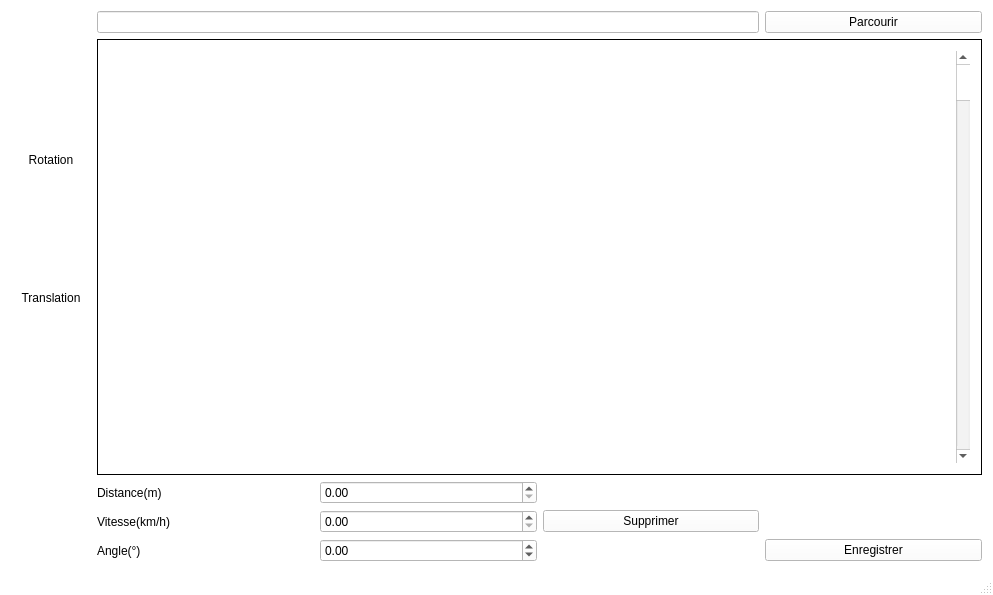
Old version of the form animation.ui in the repository KeoRen/XPlaneObjAnimate.
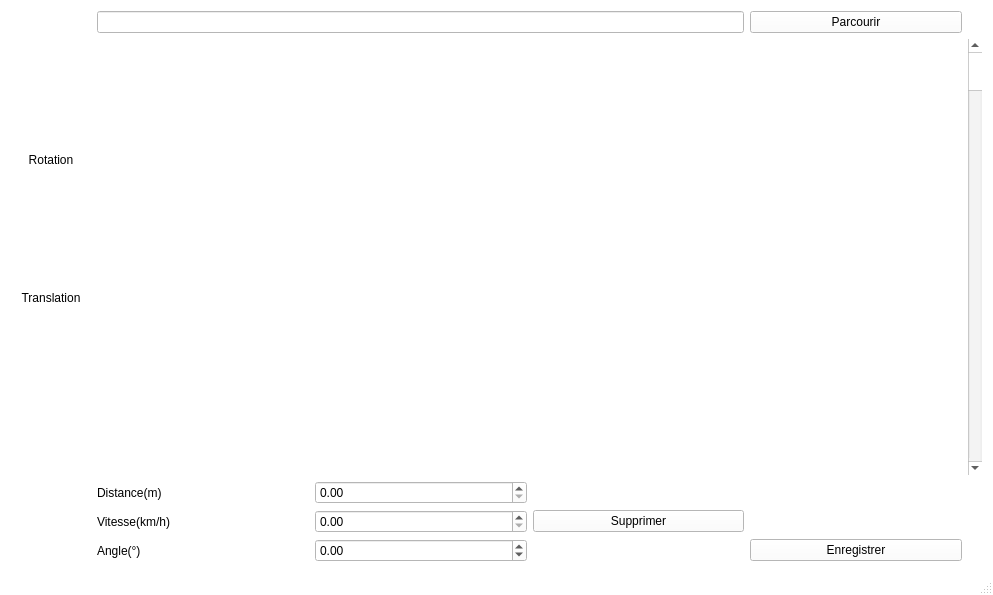
New version of the form. Icons and pictures are not drawn.

Patch:
```diff
--- a/animation.ui
+++ b/animation.ui
@@ -457,19 +457,8 @@
   </property>
   <widget class="QWidget" name="centralWidget">
    <layout class="QGridLayout" name="gridLayout">
-    <item row="5" column="3">
-     <widget class="QPushButton" name="supprimer">
-      <property name="text">
-       <string>Supprimer</string>
-      </property>
-     </widget>
-    </item>
-    <item row="4" column="2">
-     <widget class="QDoubleSpinBox" name="dist">
-      <property name="maximum">
-       <double>10000.000000000000000</double>
-      </property>
-     </widget>
+    <item row="0" column="1" colspan="3">
+     <widget class="QLineEdit" name="edtFile"/>
     </item>
     <item row="5" column="1">
      <widget class="QLabel" name="label_2">
@@ -478,6 +467,52 @@
       </property>
      </widget>
     </item>
+    <item row="5" column="2">
+     <widget class="QDoubleSpinBox" name="vit">
+      <property name="maximum">
+       <double>5000000.000000000000000</double>
+      </property>
+     </widget>
+    </item>
+    <item row="6" column="4">
+     <widget class="QPushButton" name="enregistrer">
+      <property name="text">
+       <string>Enregistrer</string>
+      </property>
+     </widget>
+    </item>
+    <item row="3" column="0">
+     <widget class="QPushButton" name="pushButton_4">
+      <property name="sizePolicy">
+       <sizepolicy hsizetype="Fixed" vsizetype="Fixed">
+        <horstretch>0</horstretch>
+        <verstretch>0</verstretch>
+       </sizepolicy>
+      </property>
+      <property name="minimumSize">
+       <size>
+        <width>60</width>
+        <height>50</height>
+       </size>
+      </property>
+      <property name="styleSheet">
+       <string notr="true">#pushButton_4 {
+background-color:transparent ;
+border-image: url(:Corbeille.png);
+background:none;
+border:none;
+background-repeat:none;
+}
+#pushButton_4:pressed
+{
+border-image: url(:Corbeille.png);
+}</string>
+      </property>
+      <property name="text">
+       <string/>
+      </property>
+     </widget>
+    </item>
     <item row="1" column="0" rowspan="2">
      <layout class="QVBoxLayout" name="verticalLayout">
       <item>
@@ -539,484 +574,6 @@
       </item>
      </layout>
     </item>
-    <item row="1" column="1" rowspan="3" colspan="4">
-     <widget class="QFrame" name="frame">
-      <property name="palette">
-       <palette>
-        <active>
-         <colorrole role="WindowText">
-          <brush brushstyle="SolidPattern">
-           <color alpha="255">
-            <red>0</red>
-            <green>0</green>
-            <blue>0</blue>
-           </color>
-          </brush>
-         </colorrole>
-         <colorrole role="Button">
-          <brush brushstyle="SolidPattern">
-           <color alpha="255">
-            <red>255</red>
-            <green>255</green>
-            <blue>255</blue>
-           </color>
-          </brush>
-         </colorrole>
-         <colorrole role="Light">
-          <brush brushstyle="SolidPattern">
-           <color alpha="255">
-            <red>255</red>
-            <green>255</green>
-            <blue>255</blue>
-           </color>
-          </brush>
-         </colorrole>
-         <colorrole role="Midlight">
-          <brush brushstyle="SolidPattern">
-           <color alpha="255">
-            <red>255</red>
-            <green>255</green>
-            <blue>255</blue>
-           </color>
-          </brush>
-         </colorrole>
-         <colorrole role="Dark">
-          <brush brushstyle="SolidPattern">
-           <color alpha="255">
-            <red>127</red>
-            <green>127</green>
-            <blue>127</blue>
-           </color>
-          </brush>
-         </colorrole>
-         <colorrole role="Mid">
-          <brush brushstyle="SolidPattern">
-           <color alpha="255">
-            <red>170</red>
-            <green>170</green>
-            <blue>170</blue>
-           </color>
-          </brush>
-         </colorrole>
-         <colorrole role="Text">
-          <brush brushstyle="SolidPattern">
-           <color alpha="255">
-            <red>0</red>
-            <green>0</green>
-            <blue>0</blue>
-           </color>
-          </brush>
-         </colorrole>
-         <colorrole role="BrightText">
-          <brush brushstyle="SolidPattern">
-           <color alpha="255">
-            <red>255</red>
-            <green>255</green>
-            <blue>255</blue>
-           </color>
-          </brush>
-         </colorrole>
-         <colorrole role="ButtonText">
-          <brush brushstyle="SolidPattern">
-           <color alpha="255">
-            <red>0</red>
-            <green>0</green>
-            <blue>0</blue>
-           </color>
-          </brush>
-         </colorrole>
-         <colorrole role="Base">
-          <brush brushstyle="SolidPattern">
-           <color alpha="255">
-            <red>255</red>
-            <green>255</green>
-            <blue>255</blue>
-           </color>
-          </brush>
-         </colorrole>
-         <colorrole role="Window">
-          <brush brushstyle="SolidPattern">
-           <color alpha="255">
-            <red>255</red>
-            <green>255</green>
-            <blue>255</blue>
-           </color>
-          </brush>
-         </colorrole>
-         <colorrole role="Shadow">
-          <brush brushstyle="SolidPattern">
-           <color alpha="255">
-            <red>0</red>
-            <green>0</green>
-            <blue>0</blue>
-           </color>
-          </brush>
-         </colorrole>
-         <colorrole role="AlternateBase">
-          <brush brushstyle="SolidPattern">
-           <color alpha="255">
-            <red>255</red>
-            <green>255</green>
-            <blue>255</blue>
-           </color>
-          </brush>
-         </colorrole>
-         <colorrole role="ToolTipBase">
-          <brush brushstyle="SolidPattern">
-           <color alpha="255">
-            <red>255</red>
-            <green>255</green>
-            <blue>220</blue>
-           </color>
-          </brush>
-         </colorrole>
-         <colorrole role="ToolTipText">
-          <brush brushstyle="SolidPattern">
-           <color alpha="255">
-            <red>0</red>
-            <green>0</green>
-            <blue>0</blue>
-           </color>
-          </brush>
-         </colorrole>
-         <colorrole role="PlaceholderText">
-          <brush brushstyle="SolidPattern">
-           <color alpha="128">
-            <red>0</red>
-            <green>0</green>
-            <blue>0</blue>
-           </color>
-          </brush>
-         </colorrole>
-        </active>
-        <inactive>
-         <colorrole role="WindowText">
-          <brush brushstyle="SolidPattern">
-           <color alpha="255">
-            <red>0</red>
-            <green>0</green>
-            <blue>0</blue>
-           </color>
-          </brush>
-         </colorrole>
-         <colorrole role="Button">
-          <brush brushstyle="SolidPattern">
-           <color alpha="255">
-            <red>255</red>
-            <green>255</green>
-            <blue>255</blue>
-           </color>
-          </brush>
-         </colorrole>
-         <colorrole role="Light">
-          <brush brushstyle="SolidPattern">
-           <color alpha="255">
-            <red>255</red>
-            <green>255</green>
-            <blue>255</blue>
-           </color>
-          </brush>
-         </colorrole>
-         <colorrole role="Midlight">
-          <brush brushstyle="SolidPattern">
-           <color alpha="255">
-            <red>255</red>
-            <green>255</green>
-            <blue>255</blue>
-           </color>
-          </brush>
-         </colorrole>
-         <colorrole role="Dark">
-          <brush brushstyle="SolidPattern">
-           <color alpha="255">
-            <red>127</red>
-            <green>127</green>
-            <blue>127</blue>
-           </color>
-          </brush>
-         </colorrole>
-         <colorrole role="Mid">
-          <brush brushstyle="SolidPattern">
-           <color alpha="255">
-            <red>170</red>
-            <green>170</green>
-            <blue>170</blue>
-           </color>
-          </brush>
-         </colorrole>
-         <colorrole role="Text">
-          <brush brushstyle="SolidPattern">
-           <color alpha="255">
-            <red>0</red>
-            <green>0</green>
-            <blue>0</blue>
-           </color>
-          </brush>
-         </colorrole>
-         <colorrole role="BrightText">
-          <brush brushstyle="SolidPattern">
-           <color alpha="255">
-            <red>255</red>
-            <green>255</green>
-            <blue>255</blue>
-           </color>
-          </brush>
-         </colorrole>
-         <colorrole role="ButtonText">
-          <brush brushstyle="SolidPattern">
-           <color alpha="255">
-            <red>0</red>
-            <green>0</green>
-            <blue>0</blue>
-           </color>
-          </brush>
-         </colorrole>
-         <colorrole role="Base">
-          <brush brushstyle="SolidPattern">
-           <color alpha="255">
-            <red>255</red>
-            <green>255</green>
-            <blue>255</blue>
-           </color>
-          </brush>
-         </colorrole>
-         <colorrole role="Window">
-          <brush brushstyle="SolidPattern">
-           <color alpha="255">
-            <red>255</red>
-            <green>255</green>
-            <blue>255</blue>
-           </color>
-          </brush>
-         </colorrole>
-         <colorrole role="Shadow">
-          <brush brushstyle="SolidPattern">
-           <color alpha="255">
-            <red>0</red>
-            <green>0</green>
-            <blue>0</blue>
-           </color>
-          </brush>
-         </colorrole>
-         <colorrole role="AlternateBase">
-          <brush brushstyle="SolidPattern">
-           <color alpha="255">
-            <red>255</red>
-            <green>255</green>
-            <blue>255</blue>
-           </color>
-          </brush>
-         </colorrole>
-         <colorrole role="ToolTipBase">
-          <brush brushstyle="SolidPattern">
-           <color alpha="255">
-            <red>255</red>
-            <green>255</green>
-            <blue>220</blue>
-           </color>
-          </brush>
-         </colorrole>
-         <colorrole role="ToolTipText">
-          <brush brushstyle="SolidPattern">
-           <color alpha="255">
-            <red>0</red>
-            <green>0</green>
-            <blue>0</blue>
-           </color>
-          </brush>
-         </colorrole>
-         <colorrole role="PlaceholderText">
-          <brush brushstyle="SolidPattern">
-           <color alpha="128">
-            <red>0</red>
-            <green>0</green>
-            <blue>0</blue>
-           </color>
-          </brush>
-         </colorrole>
-        </inactive>
-        <disabled>
-         <colorrole role="WindowText">
-          <brush brushstyle="SolidPattern">
-           <color alpha="255">
-            <red>127</red>
-            <green>127</green>
-            <blue>127</blue>
-           </color>
-          </brush>
-         </colorrole>
-         <colorrole role="Button">
-          <brush brushstyle="SolidPattern">
-           <color alpha="255">
-            <red>255</red>
-            <green>255</green>
-            <blue>255</blue>
-           </color>
-          </brush>
-         </colorrole>
-         <colorrole role="Light">
-          <brush brushstyle="SolidPattern">
-           <color alpha="255">
-            <red>255</red>
-            <green>255</green>
-            <blue>255</blue>
-           </color>
-          </brush>
-         </colorrole>
-         <colorrole role="Midlight">
-          <brush brushstyle="SolidPattern">
-           <color alpha="255">
-            <red>255</red>
-            <green>255</green>
-            <blue>255</blue>
-           </color>
-          </brush>
-         </colorrole>
-         <colorrole role="Dark">
-          <brush brushstyle="SolidPattern">
-           <color alpha="255">
-            <red>127</red>
-            <green>127</green>
-            <blue>127</blue>
-           </color>
-          </brush>
-         </colorrole>
-         <colorrole role="Mid">
-          <brush brushstyle="SolidPattern">
-           <color alpha="255">
-            <red>170</red>
-            <green>170</green>
-            <blue>170</blue>
-           </color>
-          </brush>
-         </colorrole>
-         <colorrole role="Text">
-          <brush brushstyle="SolidPattern">
-           <color alpha="255">
-            <red>127</red>
-            <green>127</green>
-            <blue>127</blue>
-           </color>
-          </brush>
-         </colorrole>
-         <colorrole role="BrightText">
-          <brush brushstyle="SolidPattern">
-           <color alpha="255">
-            <red>255</red>
-            <green>255</green>
-            <blue>255</blue>
-           </color>
-          </brush>
-         </colorrole>
-         <colorrole role="ButtonText">
-          <brush brushstyle="SolidPattern">
-           <color alpha="255">
-            <red>127</red>
-            <green>127</green>
-            <blue>127</blue>
-           </color>
-          </brush>
-         </colorrole>
-         <colorrole role="Base">
-          <brush brushstyle="SolidPattern">
-           <color alpha="255">
-            <red>255</red>
-            <green>255</green>
-            <blue>255</blue>
-           </color>
-          </brush>
-         </colorrole>
-         <colorrole role="Window">
-          <brush brushstyle="SolidPattern">
-           <color alpha="255">
-            <red>255</red>
-            <green>255</green>
-            <blue>255</blue>
-           </color>
-          </brush>
-         </colorrole>
-         <colorrole role="Shadow">
-          <brush brushstyle="SolidPattern">
-           <color alpha="255">
-            <red>0</red>
-            <green>0</green>
-            <blue>0</blue>
-           </color>
-          </brush>
-         </colorrole>
-         <colorrole role="AlternateBase">
-          <brush brushstyle="SolidPattern">
-           <color alpha="255">
-            <red>255</red>
-            <green>255</green>
-            <blue>255</blue>
-           </color>
-          </brush>
-         </colorrole>
-         <colorrole role="ToolTipBase">
-          <brush brushstyle="SolidPattern">
-           <color alpha="255">
-            <red>255</red>
-            <green>255</green>
-            <blue>220</blue>
-           </color>
-          </brush>
-         </colorrole>
-         <colorrole role="ToolTipText">
-          <brush brushstyle="SolidPattern">
-           <color alpha="255">
-            <red>0</red>
-            <green>0</green>
-            <blue>0</blue>
-           </color>
-          </brush>
-         </colorrole>
-         <colorrole role="PlaceholderText">
-          <brush brushstyle="SolidPattern">
-           <color alpha="128">
-            <red>0</red>
-            <green>0</green>
-            <blue>0</blue>
-           </color>
-          </brush>
-         </colorrole>
-        </disabled>
-       </palette>
-      </property>
-      <property name="frameShape">
-       <enum>QFrame::Box</enum>
-      </property>
-      <layout class="QGridLayout" name="gridLayout_2">
-       <item row="0" column="0">
-        <spacer name="horizontalSpacer">
-         <property name="orientation">
-          <enum>Qt::Horizontal</enum>
-         </property>
-         <property name="sizeHint" stdset="0">
-          <size>
-           <width>840</width>
-           <height>20</height>
-          </size>
-         </property>
-        </spacer>
-       </item>
-       <item row="0" column="1">
-        <widget class="QScrollBar" name="verticalScrollBar">
-         <property name="orientation">
-          <enum>Qt::Vertical</enum>
-         </property>
-        </widget>
-       </item>
-      </layout>
-     </widget>
-    </item>
-    <item row="6" column="4">
-     <widget class="QPushButton" name="enregistrer">
-      <property name="text">
-       <string>Enregistrer</string>
-      </property>
-     </widget>
-    </item>
     <item row="0" column="4">
      <widget class="QPushButton" name="fichier">
       <property name="text">
@@ -1031,6 +588,13 @@
       </property>
      </widget>
     </item>
+    <item row="5" column="3">
+     <widget class="QPushButton" name="supprimer">
+      <property name="text">
+       <string>Supprimer</string>
+      </property>
+     </widget>
+    </item>
     <item row="6" column="2">
      <widget class="QDoubleSpinBox" name="angle">
       <property name="minimum">
@@ -1041,45 +605,10 @@
       </property>
      </widget>
     </item>
-    <item row="0" column="1" colspan="3">
-     <widget class="QLineEdit" name="edtFile"/>
-    </item>
-    <item row="5" column="2">
-     <widget class="QDoubleSpinBox" name="vit">
+    <item row="4" column="2">
+     <widget class="QDoubleSpinBox" name="dist">
       <property name="maximum">
-       <double>200.000000000000000</double>
-      </property>
-     </widget>
-    </item>
-    <item row="3" column="0">
-     <widget class="QPushButton" name="pushButton_4">
-      <property name="sizePolicy">
-       <sizepolicy hsizetype="Fixed" vsizetype="Fixed">
-        <horstretch>0</horstretch>
-        <verstretch>0</verstretch>
-       </sizepolicy>
-      </property>
-      <property name="minimumSize">
-       <size>
-        <width>60</width>
-        <height>50</height>
-       </size>
-      </property>
-      <property name="styleSheet">
-       <string notr="true">#pushButton_4 {
-background-color:transparent ;
-border-image: url(:Corbeille.png);
-background:none;
-border:none;
-background-repeat:none;
-}
-#pushButton_4:pressed
-{
-border-image: url(:Corbeille.png);
-}</string>
-      </property>
-      <property name="text">
-       <string/>
+       <double>10000.000000000000000</double>
       </property>
      </widget>
     </item>
@@ -1090,6 +619,13 @@
       </property>
      </widget>
     </item>
+    <item row="1" column="5" rowspan="3">
+     <widget class="QScrollBar" name="rectScroll">
+      <property name="orientation">
+       <enum>Qt::Vertical</enum>
+      </property>
+     </widget>
+    </item>
    </layout>
   </widget>
   <widget class="QStatusBar" name="statusBar"/>
```
